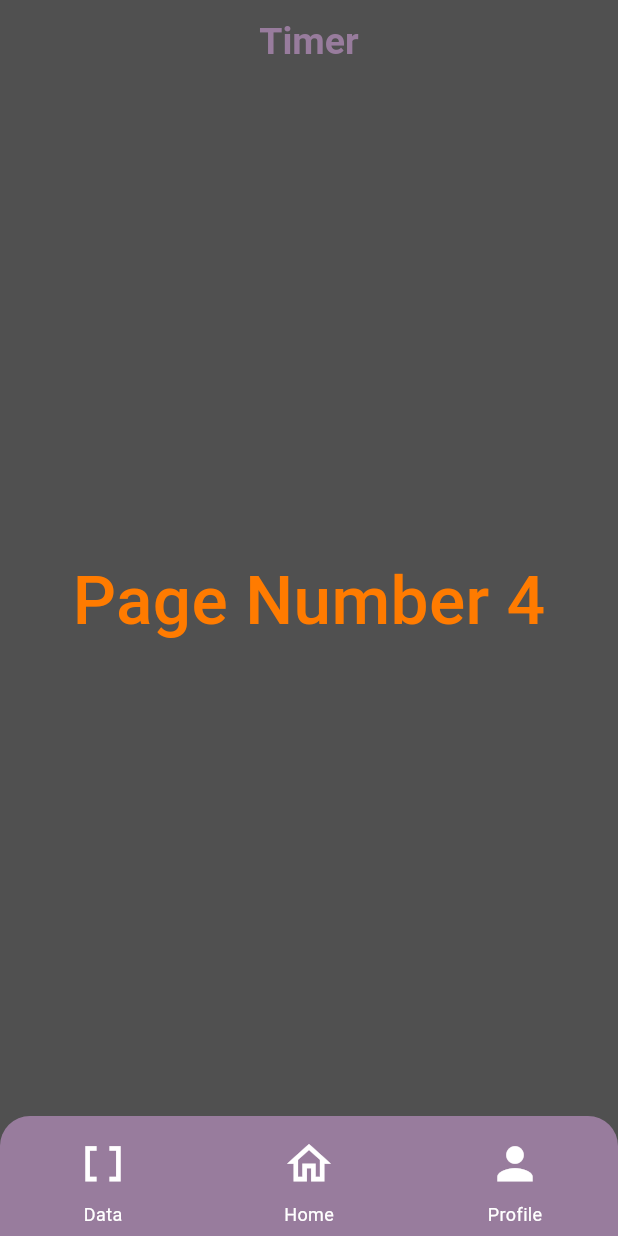
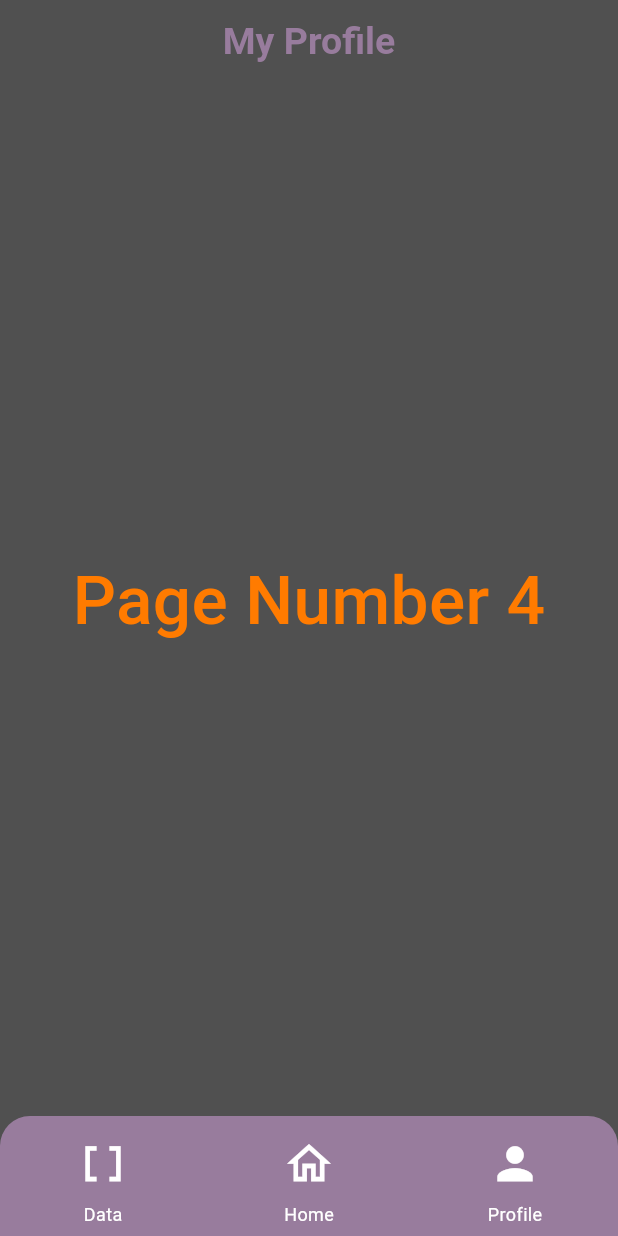
Before and after one commit to AntiAntiexe/Music-Practice-App, a Flutter app: the screen it shows after launch, item 3 of the bottom bar chosen, on a phone screen of 412 x 824 dp. Run offline on Flutter 3.47's test engine with Material 3 defaults, Android fonts, the phone set to English and light mode, and no system bars.

```diff
--- a/lib/main.dart
+++ b/lib/main.dart
@@ -47,6 +47,21 @@ class _HomePageState extends State<HomePage> {
     const Page4(),
   ];
 
+  String checkTitle(){
+    if (globals.pageIndex == 1){
+      return 'Data';
+    }
+    else if (globals.pageIndex == 0){
+      return 'Timer';
+    }
+    else {
+      return 'My Profile';
+    }
+
+  }
+
+  String text = '';
+
   @override
   Widget build(BuildContext context) {
     return Scaffold(
@@ -54,7 +69,7 @@ class _HomePageState extends State<HomePage> {
       appBar: AppBar(
 
         title: Text(
-          "Timer",
+          checkTitle(),
           style: TextStyle(
             color: const Color.fromARGB(255, 152, 124, 157),
             fontSize: 25,
@@ -93,6 +108,7 @@ class _HomePageState extends State<HomePage> {
                   setState(() {
                     globals.pageIndex = 1;
                   });
+                  checkTitle();
                 },
                 icon: globals.pageIndex == 1
                     ? const Icon(
@@ -124,6 +140,7 @@ class _HomePageState extends State<HomePage> {
                   setState(() {
                     globals.pageIndex = 0;
                   });
+                  checkTitle();
                 },
                 icon: globals.pageIndex == 0
                     ? const Icon(
@@ -155,6 +172,7 @@ class _HomePageState extends State<HomePage> {
                   setState(() {
                     globals.pageIndex = 3;
                   });
+                  checkTitle();
                 },
                 icon: globals.pageIndex == 3
                     ? const Icon(
```
